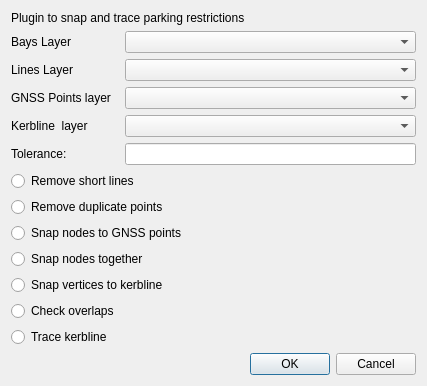
Old version of the form TOMs_Snap_Trace_dialog_base.ui in the repository tlh22/TOMsSnapTrace.
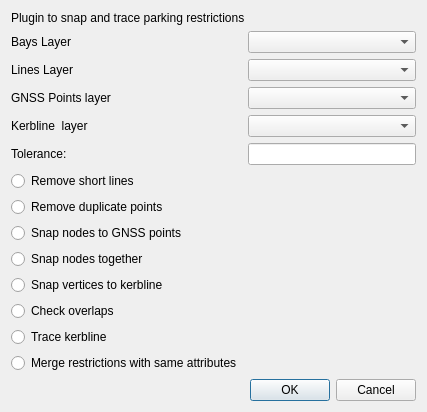
New version of the form. Custom widgets are drawn as their Qt base class.

What changed in the file:
```diff
--- a/TOMs_Snap_Trace_dialog_base.ui
+++ b/TOMs_Snap_Trace_dialog_base.ui
@@ -7,7 +7,7 @@
     <x>0</x>
     <y>0</y>
     <width>427</width>
-    <height>375</height>
+    <height>404</height>
    </rect>
   </property>
   <property name="windowTitle">
@@ -122,7 +122,7 @@
      </property>
     </widget>
    </item>
-   <item row="17" column="0" colspan="2">
+   <item row="18" column="0" colspan="2">
     <widget class="QDialogButtonBox" name="button_box">
      <property name="orientation">
       <enum>Qt::Horizontal</enum>
@@ -154,6 +154,13 @@
      </property>
     </widget>
    </item>
+   <item row="17" column="0">
+    <widget class="QRadioButton" name="rb_mergeGeometries">
+     <property name="text">
+      <string>Merge restrictions with same attributes</string>
+     </property>
+    </widget>
+   </item>
   </layout>
  </widget>
  <customwidgets>
```
Left out of the diff: 2 changed lines with no effect on the pictures.
